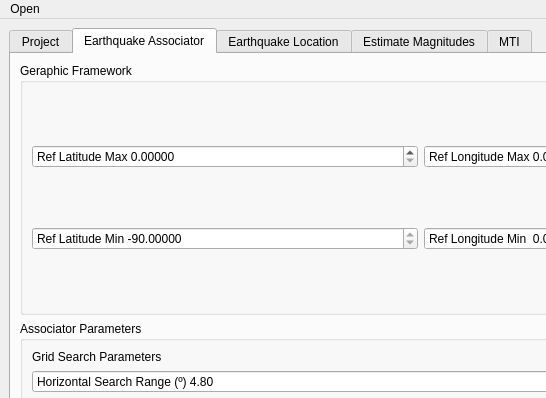
rcabdia/SurfQuake, file surfquake/resources/designer_uis/loc_flow.ui: the form before one commit; both pictures show x 0 to 546 and y 0 to 398 of the 1233 by 707 pixel window.
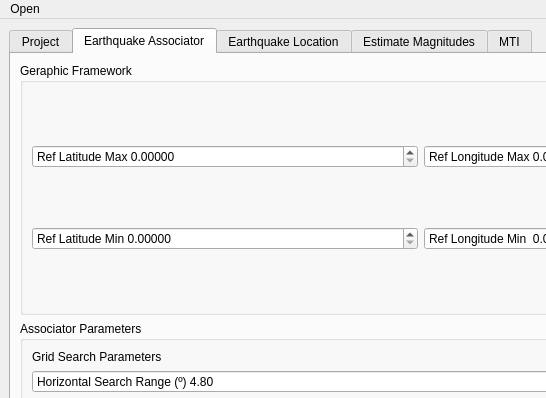
The form after the commit. The open tabs and pages were chosen to show the change. Icons and pictures are not drawn.

Commit message: Upgraded REAL GUI and gitignore

The edit to the form file:
```diff
--- a/surfquake/resources/designer_uis/loc_flow.ui
+++ b/surfquake/resources/designer_uis/loc_flow.ui
@@ -234,11 +234,14 @@
               <number>5</number>
              </property>
              <property name="maximum">
-              <double>-90.000000000000000</double>
+              <double>90.000000000000000</double>
              </property>
              <property name="singleStep">
               <double>0.050000000000000</double>
              </property>
+             <property name="value">
+              <double>0.000000000000000</double>
+             </property>
             </widget>
            </item>
            <item row="0" column="0">
```
The commit also changes 2 other files.
